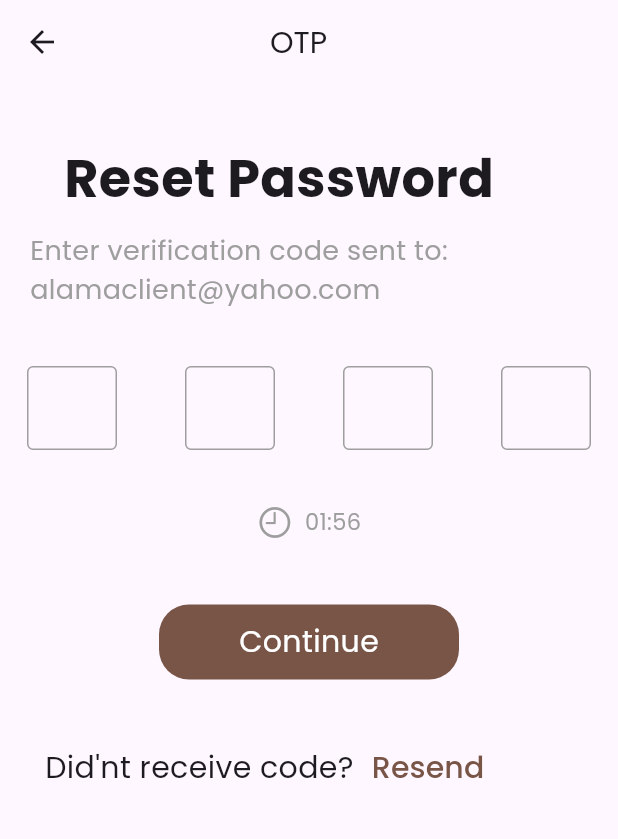
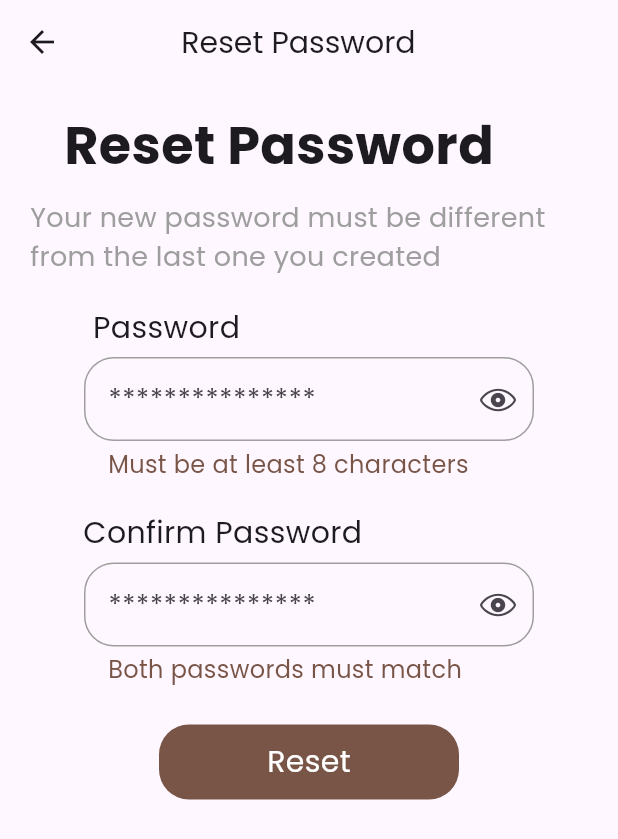
Before and after one commit to JohnGastone/Alama, a Flutter app: the ResetPasswordPage screen opened directly, on a phone screen of 412 x 824 dp. Shown: the top 839 px of the screen. Run offline on Flutter 3.47's test engine with Material 3 defaults, Android fonts, the phone set to English and light mode, and no system bars; our stand-ins replace flutter_onboarding_slider, google_fonts.

Commit message:
Reset Password++

```diff
--- a/lib/LoginSignUp/CodeVerification.dart
+++ b/lib/LoginSignUp/CodeVerification.dart
@@ -2,6 +2,7 @@
 import 'dart:async';
 import "package:alamaapp/LoginSignUp/Login.dart";
 import "package:alamaapp/LoginSignUp/ForgotPassword.dart";
+import "package:alamaapp/LoginSignUp/ResetPassword.dart";
 import "package:flutter/cupertino.dart";
 import "package:flutter/material.dart";
 import "package:google_fonts/google_fonts.dart";
@@ -213,7 +214,8 @@ class _CodeVerificationPageState extends State<CodeVerificationPage> {
                   onTap: () {
                     Navigator.push(
                       context,
-                      CupertinoPageRoute(builder: (context) => LoginPage()),
+                      CupertinoPageRoute(
+                          builder: (context) => ResetPasswordPage()),
                     );
                   },
                 ),
--- a/lib/LoginSignUp/ResetPassword.dart
+++ b/lib/LoginSignUp/ResetPassword.dart
@@ -1,6 +1,5 @@
 // ignore_for_file: prefer_const_constructors, prefer_const_literals_to_create_immutables
 import "package:alamaapp/LoginSignUp/Login.dart";
-import "package:alamaapp/LoginSignUp/ForgotPassword.dart";
 import "package:flutter/cupertino.dart";
 import "package:flutter/material.dart";
 import "package:google_fonts/google_fonts.dart";
@@ -22,7 +21,7 @@ class _ResetPasswordPageState extends State<ResetPasswordPage> {
           child: Padding(
             padding: const EdgeInsets.only(right: 70),
             child: Text(
-              "OTP",
+              "Reset Password",
               style: GoogleFonts.poppins(fontSize: 20),
             ),
           ),
@@ -46,7 +45,7 @@ class _ResetPasswordPageState extends State<ResetPasswordPage> {
               Padding(
                 padding: const EdgeInsets.only(left: 20, right: 10),
                 child: Text(
-                  "Enter verification code sent to: alamaclient@yahoo.com",
+                  "Your new password must be different from the last one you created",
                   style: GoogleFonts.poppins(fontSize: 18, color: Colors.grey),
                 ),
               ),
@@ -54,19 +53,37 @@ class _ResetPasswordPageState extends State<ResetPasswordPage> {
                 height: 20,
               ),
               Padding(
-                padding: const EdgeInsets.all(18.0),
-                child: Row(
-                  mainAxisAlignment: MainAxisAlignment.spaceBetween,
-                  children: [
+                padding: const EdgeInsets.only(right: 190),
+                child:
+                    Text("Password", style: GoogleFonts.poppins(fontSize: 20)),
+              ),
               SizedBox(
-                      width: 60,
+                height: 5,
+              ),
+              SizedBox(
+                width: 300,
                 child: TextField(
-                        keyboardType: TextInputType.number,
+                  keyboardType: TextInputType.visiblePassword,
                   decoration: InputDecoration(
+                    counter: Container(
+                      alignment: Alignment.centerLeft,
+                      child: Text(
+                        "Must be at least 8 characters",
+                        style: GoogleFonts.poppins(
+                          fontSize: 16,
+                          color: Colors.brown,
+                        ),
+                      ),
+                    ),
+                    counterStyle:
+                        GoogleFonts.poppins(fontSize: 16, color: Colors.brown),
+                    labelText: "***************",
                     labelStyle: GoogleFonts.poppins(
                       fontSize: 18,
                     ),
+                    suffixIcon: Icon(CupertinoIcons.eye),
                     enabledBorder: OutlineInputBorder(
+                      borderRadius: BorderRadius.circular(20),
                       borderSide: BorderSide(color: Colors.grey),
                     ),
                     focusedBorder: OutlineInputBorder(
@@ -77,14 +94,40 @@ class _ResetPasswordPageState extends State<ResetPasswordPage> {
                 ),
               ),
               SizedBox(
-                      width: 60,
+                height: 20,
+              ),
+              Padding(
+                padding: const EdgeInsets.only(right: 115),
+                child: Text("Confirm Password",
+                    style: GoogleFonts.poppins(fontSize: 20)),
+              ),
+              SizedBox(
+                height: 5,
+              ),
+              SizedBox(
+                width: 300,
                 child: TextField(
-                        keyboardType: TextInputType.number,
+                  keyboardType: TextInputType.visiblePassword,
                   decoration: InputDecoration(
+                    counter: Container(
+                      alignment: Alignment.centerLeft,
+                      child: Text(
+                        "Both passwords must match",
+                        style: GoogleFonts.poppins(
+                          fontSize: 16,
+                          color: Colors.brown,
+                        ),
+                      ),
+                    ),
+                    counterStyle:
+                        GoogleFonts.poppins(fontSize: 16, color: Colors.brown),
+                    labelText: "***************",
                     labelStyle: GoogleFonts.poppins(
                       fontSize: 18,
                     ),
+                    suffixIcon: Icon(CupertinoIcons.eye),
                     enabledBorder: OutlineInputBorder(
+                      borderRadius: BorderRadius.circular(20),
                       borderSide: BorderSide(color: Colors.grey),
                     ),
                     focusedBorder: OutlineInputBorder(
@@ -92,65 +135,6 @@ class _ResetPasswordPageState extends State<ResetPasswordPage> {
                       borderSide: BorderSide(color: Colors.brown),
                     ),
                   ),
-                      ),
-                    ),
-                    SizedBox(
-                      width: 60,
-                      child: TextField(
-                        keyboardType: TextInputType.number,
-                        decoration: InputDecoration(
-                          labelStyle: GoogleFonts.poppins(
-                            fontSize: 18,
-                          ),
-                          enabledBorder: OutlineInputBorder(
-                            borderSide: BorderSide(color: Colors.grey),
-                          ),
-                          focusedBorder: OutlineInputBorder(
-                            borderRadius: BorderRadius.circular(20),
-                            borderSide: BorderSide(color: Colors.brown),
-                          ),
-                        ),
-                      ),
-                    ),
-                    SizedBox(
-                      width: 60,
-                      child: TextField(
-                        keyboardType: TextInputType.number,
-                        decoration: InputDecoration(
-                          labelStyle: GoogleFonts.poppins(
-                            fontSize: 18,
-                          ),
-                          enabledBorder: OutlineInputBorder(
-                            borderSide: BorderSide(color: Colors.grey),
-                          ),
-                          focusedBorder: OutlineInputBorder(
-                            borderRadius: BorderRadius.circular(20),
-                            borderSide: BorderSide(color: Colors.brown),
-                          ),
-                        ),
-                      ),
-                    ),
-                  ],
-                ),
-              ),
-              Padding(
-                padding: const EdgeInsets.all(18.0),
-                child: Row(
-                  mainAxisAlignment: MainAxisAlignment.center,
-                  children: [
-                    Icon(
-                      CupertinoIcons.clock,
-                      color: Colors.grey,
-                    ),
-                    SizedBox(
-                      width: 8,
-                    ),
-                    Text(
-                      "01:56",
-                      style:
-                          GoogleFonts.poppins(fontSize: 15, color: Colors.grey),
-                    )
-                  ],
                 ),
               ),
               Padding(
@@ -165,7 +149,7 @@ class _ResetPasswordPageState extends State<ResetPasswordPage> {
                     ),
                     child: Center(
                       child: Text(
-                        "Continue",
+                        "Reset",
                         style: GoogleFonts.poppins(
                             fontSize: 20, color: Colors.white),
                       ),
@@ -179,30 +163,6 @@ class _ResetPasswordPageState extends State<ResetPasswordPage> {
                   },
                 ),
               ),
-              Padding(
-                padding: EdgeInsets.only(top: 10, left: 30),
-                child: Row(
-                  children: [
-                    Text(
-                      "Did'nt receive code?",
-                      style: GoogleFonts.poppins(
-                        fontSize: 20,
-                      ),
-                    ),
-                    TextButton(
-                      child: Text("Resend",
-                          style: GoogleFonts.poppins(
-                              fontSize: 20, color: Colors.brown)),
-                      onPressed: () {
-                        Navigator.push(
-                            context,
-                            CupertinoPageRoute(
-                                builder: (context) => ForgotPassword()));
-                      },
-                    )
-                  ],
-                ),
-              ),
               SizedBox(
                 height: 250,
               )
```
Lines whose indentation alone changed are shown as unchanged.
